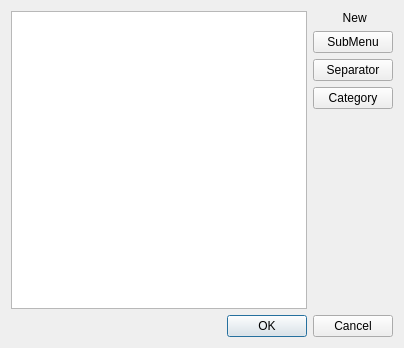
Shuko83/CFmake, file Framework.StreamWork/trunk/Sources/SwService/ServiceContextMenu/Sources/ContextMenuEditorWidget.ui: the form before one commit.
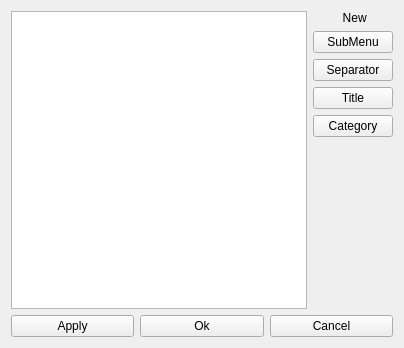
The form after the commit.

Commit message: (refs #4951) (Rev GAE): -Gestion de la position sur la carto au moment de la requete du contexteMenu -Amélioration du contextMenuEditor (Bouton "Apply, "title")

```diff
--- a/Framework.StreamWork/trunk/Sources/SwService/ServiceContextMenu/Sources/ContextMenuEditorWidget.ui
+++ b/Framework.StreamWork/trunk/Sources/SwService/ServiceContextMenu/Sources/ContextMenuEditorWidget.ui
@@ -1,7 +1,7 @@
 <?xml version="1.0" encoding="UTF-8"?>
 <ui version="4.0">
  <class>ContextMenuEditorWidget</class>
- <widget class="QDialog" name="ContextMenuEditorWidget">
+ <widget class="QWidget" name="ContextMenuEditorWidget">
   <property name="geometry">
    <rect>
     <x>0</x>
@@ -51,6 +51,13 @@
          </property>
         </widget>
        </item>
+       <item>
+        <widget class="QPushButton" name="pb_title">
+         <property name="text">
+          <string>Title</string>
+         </property>
+        </widget>
+       </item>
        <item>
         <widget class="QPushButton" name="pb_category">
          <property name="text">
@@ -76,11 +83,29 @@
     </layout>
    </item>
    <item>
-    <widget class="QDialogButtonBox" name="buttonBox">
-     <property name="standardButtons">
-      <set>QDialogButtonBox::Cancel|QDialogButtonBox::Ok</set>
-     </property>
-    </widget>
+    <layout class="QHBoxLayout" name="horizontalLayout_2">
+     <item>
+      <widget class="QPushButton" name="pb_apply">
+       <property name="text">
+        <string>Apply</string>
+       </property>
+      </widget>
+     </item>
+     <item>
+      <widget class="QPushButton" name="pb_ok">
+       <property name="text">
+        <string>Ok</string>
+       </property>
+      </widget>
+     </item>
+     <item>
+      <widget class="QPushButton" name="pb_cancel">
+       <property name="text">
+        <string>Cancel</string>
+       </property>
+      </widget>
+     </item>
+    </layout>
    </item>
   </layout>
  </widget>
```
The commit also changes 9 other files.
